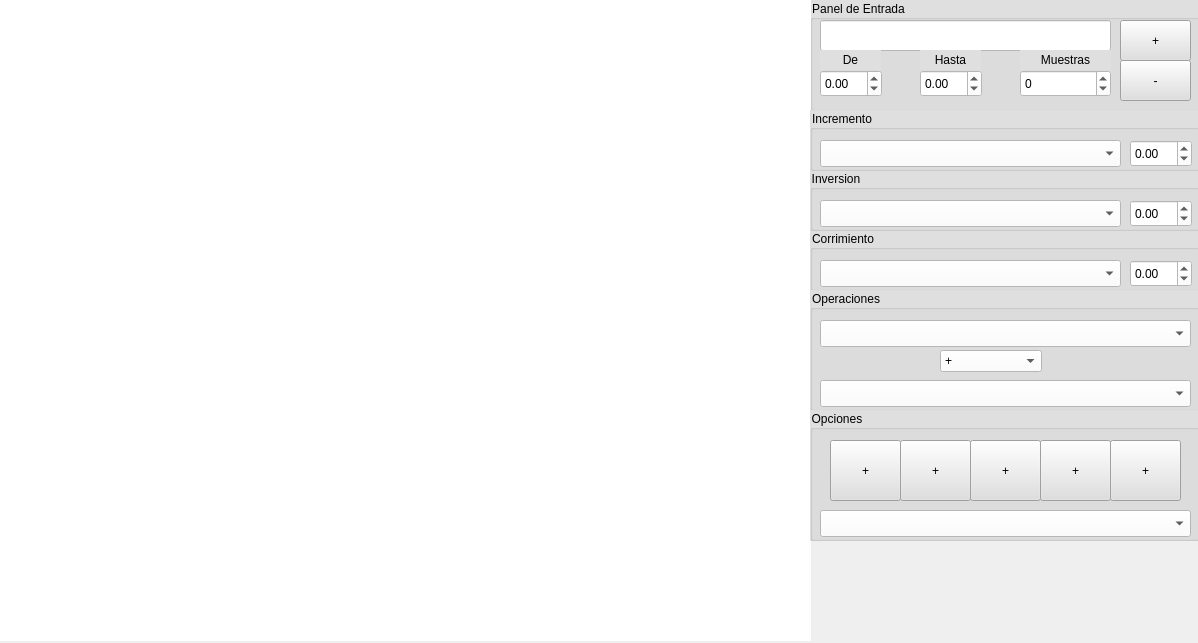
Arthyom/PythonX-s, file GraficadorSeñales.ui: the form before one commit.
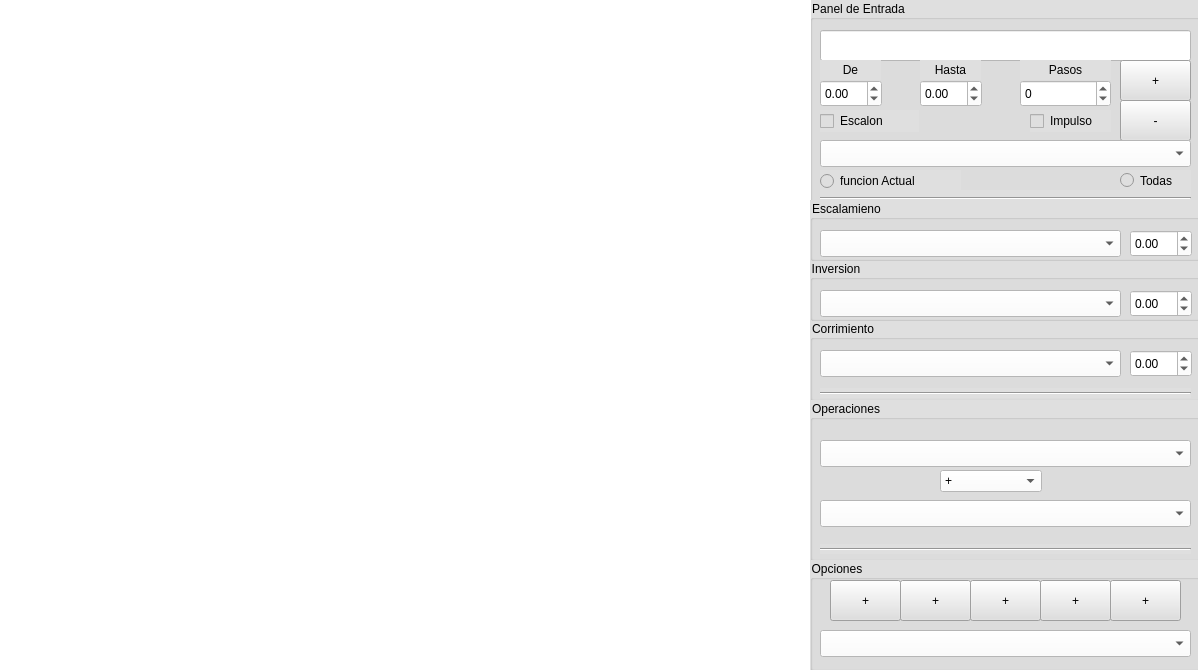
The form after the commit.

Commit message: Interfaz completa

```diff
--- a/GraficadorSeñales.ui
+++ b/GraficadorSeñales.ui
@@ -7,14 +7,15 @@
     <x>0</x>
     <y>0</y>
     <width>1198</width>
-    <height>643</height>
+    <height>670</height>
    </rect>
   </property>
   <property name="windowTitle">
    <string>Graficador</string>
   </property>
   <property name="styleSheet">
-   <string notr="true">border-color: rgb(0, 0, 0);</string>
+   <string notr="true">border-color: rgb(0, 0, 0);
+background-color: rgb(255, 0, 0);</string>
   </property>
   <widget class="QWidget" name="centralwidget">
    <widget class="QGroupBox" name="groupBox">
@@ -23,7 +24,7 @@
       <x>810</x>
       <y>0</y>
       <width>391</width>
-      <height>111</height>
+      <height>211</height>
      </rect>
     </property>
     <property name="styleSheet">
@@ -36,8 +37,8 @@
      <property name="geometry">
       <rect>
        <x>10</x>
-       <y>20</y>
-       <width>291</width>
+       <y>30</y>
+       <width>371</width>
        <height>31</height>
       </rect>
      </property>
@@ -53,7 +54,7 @@
      <property name="geometry">
       <rect>
        <x>10</x>
-       <y>50</y>
+       <y>60</y>
        <width>61</width>
        <height>20</height>
       </rect>
@@ -69,7 +70,7 @@
      <property name="geometry">
       <rect>
        <x>10</x>
-       <y>70</y>
+       <y>80</y>
        <width>62</width>
        <height>27</height>
       </rect>
@@ -88,7 +89,7 @@
      <property name="geometry">
       <rect>
        <x>110</x>
-       <y>50</y>
+       <y>60</y>
        <width>61</width>
        <height>20</height>
       </rect>
@@ -104,13 +105,13 @@
      <property name="geometry">
       <rect>
        <x>210</x>
-       <y>50</y>
+       <y>60</y>
        <width>91</width>
        <height>20</height>
       </rect>
      </property>
      <property name="text">
-      <string>Muestras</string>
+      <string>Pasos</string>
      </property>
      <property name="alignment">
       <set>Qt::AlignCenter</set>
@@ -120,7 +121,7 @@
      <property name="geometry">
       <rect>
        <x>310</x>
-       <y>20</y>
+       <y>60</y>
        <width>71</width>
        <height>41</height>
       </rect>
@@ -133,7 +134,7 @@
      <property name="geometry">
       <rect>
        <x>210</x>
-       <y>70</y>
+       <y>80</y>
        <width>91</width>
        <height>27</height>
       </rect>
@@ -152,7 +153,7 @@
      <property name="geometry">
       <rect>
        <x>110</x>
-       <y>70</y>
+       <y>80</y>
        <width>62</width>
        <height>27</height>
       </rect>
@@ -171,7 +172,7 @@
      <property name="geometry">
       <rect>
        <x>310</x>
-       <y>60</y>
+       <y>100</y>
        <width>71</width>
        <height>41</height>
       </rect>
@@ -180,6 +181,84 @@
       <string>-</string>
      </property>
     </widget>
+    <widget class="QComboBox" name="comboBox">
+     <property name="geometry">
+      <rect>
+       <x>10</x>
+       <y>140</y>
+       <width>371</width>
+       <height>27</height>
+      </rect>
+     </property>
+     <property name="styleSheet">
+      <string notr="true">background-color: rgb(255, 255, 255);</string>
+     </property>
+    </widget>
+    <widget class="QRadioButton" name="rd_Actual">
+     <property name="geometry">
+      <rect>
+       <x>10</x>
+       <y>170</y>
+       <width>141</width>
+       <height>22</height>
+      </rect>
+     </property>
+     <property name="text">
+      <string>funcion Actual</string>
+     </property>
+    </widget>
+    <widget class="QRadioButton" name="rd_Todas">
+     <property name="geometry">
+      <rect>
+       <x>310</x>
+       <y>170</y>
+       <width>71</width>
+       <height>21</height>
+      </rect>
+     </property>
+     <property name="text">
+      <string>Todas</string>
+     </property>
+    </widget>
+    <widget class="QCheckBox" name="chck_Esc">
+     <property name="geometry">
+      <rect>
+       <x>10</x>
+       <y>110</y>
+       <width>99</width>
+       <height>22</height>
+      </rect>
+     </property>
+     <property name="text">
+      <string>Escalon </string>
+     </property>
+    </widget>
+    <widget class="QCheckBox" name="chck_Imp">
+     <property name="geometry">
+      <rect>
+       <x>220</x>
+       <y>110</y>
+       <width>81</width>
+       <height>22</height>
+      </rect>
+     </property>
+     <property name="text">
+      <string>Impulso</string>
+     </property>
+    </widget>
+    <widget class="Line" name="line_2">
+     <property name="geometry">
+      <rect>
+       <x>10</x>
+       <y>190</y>
+       <width>371</width>
+       <height>16</height>
+      </rect>
+     </property>
+     <property name="orientation">
+      <enum>Qt::Horizontal</enum>
+     </property>
+    </widget>
    </widget>
    <widget class="QLabel" name="label_6">
     <property name="geometry">
@@ -187,7 +266,7 @@
       <x>0</x>
       <y>0</y>
       <width>811</width>
-      <height>641</height>
+      <height>671</height>
      </rect>
     </property>
     <property name="styleSheet">
@@ -204,9 +283,9 @@
     <property name="geometry">
      <rect>
       <x>810</x>
-      <y>230</y>
+      <y>320</y>
       <width>391</width>
-      <height>61</height>
+      <height>81</height>
      </rect>
     </property>
     <property name="styleSheet">
@@ -248,12 +327,25 @@
 selection-background-color: rgb(231, 77, 0);</string>
      </property>
     </widget>
+    <widget class="Line" name="line_3">
+     <property name="geometry">
+      <rect>
+       <x>10</x>
+       <y>68</y>
+       <width>371</width>
+       <height>10</height>
+      </rect>
+     </property>
+     <property name="orientation">
+      <enum>Qt::Horizontal</enum>
+     </property>
+    </widget>
    </widget>
    <widget class="QGroupBox" name="groupBox_3">
     <property name="geometry">
      <rect>
       <x>810</x>
-      <y>170</y>
+      <y>260</y>
       <width>391</width>
       <height>61</height>
      </rect>
@@ -305,7 +397,7 @@
     <property name="geometry">
      <rect>
       <x>810</x>
-      <y>110</y>
+      <y>200</y>
       <width>391</width>
       <height>61</height>
      </rect>
@@ -314,7 +406,7 @@
      <string notr="true">background-color: rgb(223, 223, 223);</string>
     </property>
     <property name="title">
-     <string>Incremento</string>
+     <string>Escalamieno</string>
     </property>
     <widget class="QDoubleSpinBox" name="spn_Inc">
      <property name="geometry">
@@ -357,9 +449,9 @@
     <property name="geometry">
      <rect>
       <x>810</x>
-      <y>290</y>
+      <y>400</y>
       <width>391</width>
-      <height>121</height>
+      <height>161</height>
      </rect>
     </property>
     <property name="styleSheet">
@@ -372,7 +464,7 @@
      <property name="geometry">
       <rect>
        <x>10</x>
-       <y>30</y>
+       <y>40</y>
        <width>371</width>
        <height>27</height>
       </rect>
@@ -386,7 +478,7 @@
      <property name="geometry">
       <rect>
        <x>10</x>
-       <y>90</y>
+       <y>100</y>
        <width>371</width>
        <height>27</height>
       </rect>
@@ -400,7 +492,7 @@
      <property name="geometry">
       <rect>
        <x>130</x>
-       <y>60</y>
+       <y>70</y>
        <width>121</width>
        <height>23</height>
       </rect>
@@ -452,14 +544,27 @@
       </property>
      </item>
     </widget>
+    <widget class="Line" name="line_4">
+     <property name="geometry">
+      <rect>
+       <x>10</x>
+       <y>144</y>
+       <width>371</width>
+       <height>10</height>
+      </rect>
+     </property>
+     <property name="orientation">
+      <enum>Qt::Horizontal</enum>
+     </property>
+    </widget>
    </widget>
    <widget class="QGroupBox" name="groupBox_6">
     <property name="geometry">
      <rect>
       <x>810</x>
-      <y>410</y>
+      <y>560</y>
       <width>391</width>
-      <height>131</height>
+      <height>111</height>
      </rect>
     </property>
     <property name="styleSheet">
@@ -472,7 +577,7 @@
      <property name="geometry">
       <rect>
        <x>10</x>
-       <y>100</y>
+       <y>70</y>
        <width>371</width>
        <height>27</height>
       </rect>
@@ -486,9 +591,9 @@
      <property name="geometry">
       <rect>
        <x>20</x>
-       <y>30</y>
+       <y>20</y>
        <width>71</width>
-       <height>61</height>
+       <height>41</height>
       </rect>
      </property>
      <property name="text">
@@ -499,9 +604,9 @@
      <property name="geometry">
       <rect>
        <x>90</x>
-       <y>30</y>
+       <y>20</y>
        <width>71</width>
-       <height>61</height>
+       <height>41</height>
       </rect>
      </property>
      <property name="text">
@@ -512,9 +617,9 @@
      <property name="geometry">
       <rect>
        <x>160</x>
-       <y>30</y>
+       <y>20</y>
        <width>71</width>
-       <height>61</height>
+       <height>41</height>
       </rect>
      </property>
      <property name="text">
@@ -525,9 +630,9 @@
      <property name="geometry">
       <rect>
        <x>230</x>
-       <y>30</y>
+       <y>20</y>
        <width>71</width>
-       <height>61</height>
+       <height>41</height>
       </rect>
      </property>
      <property name="text">
@@ -538,9 +643,9 @@
      <property name="geometry">
       <rect>
        <x>300</x>
-       <y>30</y>
+       <y>20</y>
        <width>71</width>
-       <height>61</height>
+       <height>41</height>
       </rect>
      </property>
      <property name="text">
```
Left out of the diff: 2 changed lines with no effect on the pictures. The commit also changes 3 other files.
